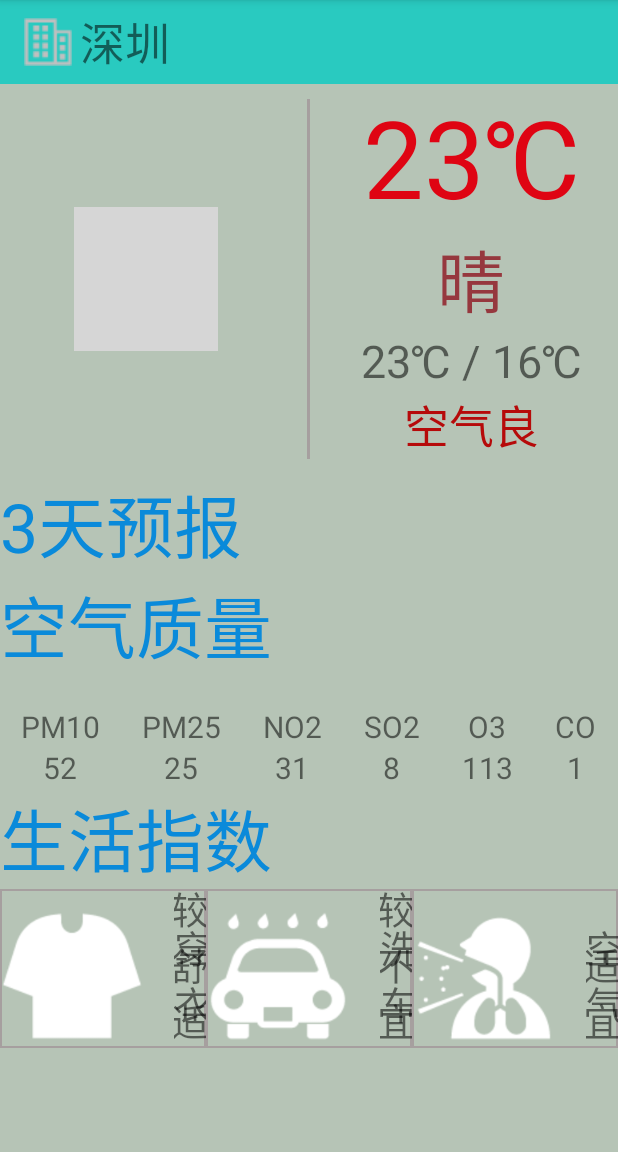
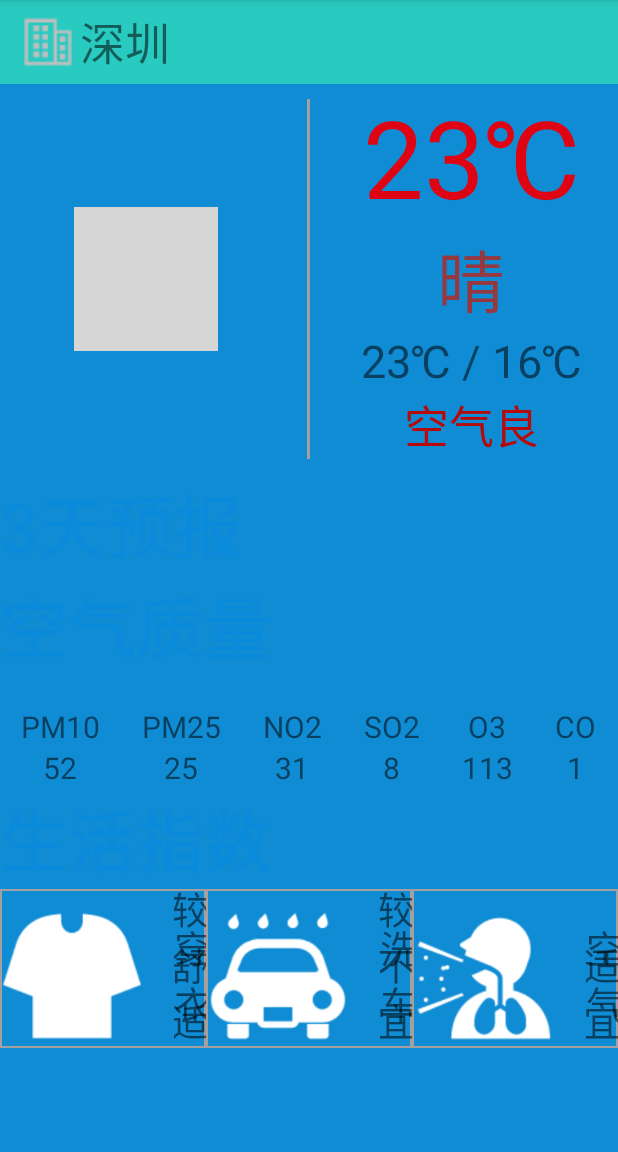
Before and after one commit to sqHayden/SmartSpeakDock, an Android app: the SwipeActivity screen opened directly, with no data from a screen before it, on a phone screen of 412 x 824 dp, the part 84-1236 px from its top. Run offline under Robolectric (Android 15) with nearby library versions, the phone set to English and light mode, and no system bars; Roboto replaces fonts that are not available here; 7 statements that could not run were skipped; grey boxes are pictures that could not be loaded.

Commit message:
Shopping cancel intentChrooser and modify weather ui and weather bug fix
Change-Id: Ia31975c04c83fd70e4bb25e5a6d7347e15542d4a

```diff
--- a/app/src/main/java/com/idx/smartspeakdock/Swipe/SwipeFragment.java
+++ b/app/src/main/java/com/idx/smartspeakdock/Swipe/SwipeFragment.java
@@ -124,7 +124,7 @@ public class SwipeFragment extends Fragment implements OnWeatherListener {
         mRefreshWeather.setOnRefreshListener(new SwipeRefreshLayout.OnRefreshListener() {
             @Override
             public void onRefresh() {
-                WeatherUtil.loadWeather(mCurrentCounty,SwipeFragment.this);
+                WeatherUtil.loadWeather(mCurrentCity,SwipeFragment.this);
                 WeatherUtil.loadWeatherAqi(mCurrentCity,SwipeFragment.this);
             }
         });
@@ -159,7 +159,7 @@ public class SwipeFragment extends Fragment implements OnWeatherListener {
             public void run() {
                 updateWeatherINfo(weather);
                 mRefreshWeather.setRefreshing(false);
-                mTitle.setText(mCurrentCounty);
+                mTitle.setText(mCurrentCity);
             }
         });
     }
@@ -232,12 +232,11 @@ public class SwipeFragment extends Fragment implements OnWeatherListener {
             loading();
            /* WeatherUtil.loadWeather(bdLocation.getCity(),SwipeFragment.this);
             WeatherUtil.loadWeatherAqi(bdLocation.getCity(),SwipeFragment.this);*/
-//            mCurrentCity=bdLocation.getCity();
-//            mCurrentCounty=bdLocation.getCountry();
-            Log.d(TAG, "onReceiveLocation: "+mCurrentCity+":"+mCurrentCounty);
-            WeatherUtil.loadWeather(mCurrentCounty,SwipeFragment.this);
+            mCurrentCity=bdLocation.getCity();
+            mCurrentCounty=bdLocation.getCountry();
+            Log.d(TAG, "onReceiveLocation: mCurrentCity = "+mCurrentCity+",mCurrentCounty = "+mCurrentCounty);
+            WeatherUtil.loadWeather(mCurrentCity,SwipeFragment.this);
             WeatherUtil.loadWeatherAqi(mCurrentCity,SwipeFragment.this);
-
         }
     }
 
--- a/app/src/main/res/layout-land/activity_weather.xml
+++ b/app/src/main/res/layout-land/activity_weather.xml
@@ -3,7 +3,7 @@
     xmlns:app="http://schemas.android.com/apk/res-auto"
     android:layout_width="match_parent"
     android:layout_height="match_parent"
-    android:background="#51245124"
+    android:background="#108cd4"
     android:orientation="vertical">
 
     <android.support.v4.widget.SwipeRefreshLayout
--- a/app/src/main/res/layout/activity_weather.xml
+++ b/app/src/main/res/layout/activity_weather.xml
@@ -3,7 +3,7 @@
     xmlns:app="http://schemas.android.com/apk/res-auto"
     android:layout_width="match_parent"
     android:layout_height="match_parent"
-    android:background="#51245124"
+    android:background="#108cd4"
     android:orientation="vertical">
 
     <android.support.v4.widget.SwipeRefreshLayout
--- a/app/src/main/res/values/strings.xml
+++ b/app/src/main/res/values/strings.xml
@@ -12,6 +12,10 @@
     <string name="map_title">BaiduMap</string>
     <string name="baiduAI_title">BaiduAIVoice</string>
     <string name="setting_title">Setting</string>
+    //shopping web loading
+    <string name="web_title_loading">Loading</string>
+    <string name="web_message_loading">Please wait...</string>
 
+    //weather loading
     <string name="get_weather_info_error">get weather info error</string>
 </resources>
```
Also changed, not shown: app/src/main/java/com/idx/smartspeakdock/Swipe/SwipeActivity.java (+9 -11 lines), app/src/main/java/com/idx/smartspeakdock/shopping/ShoppingFragment.java (added, +69 -0 lines), app/src/main/res/layout/fragment_shopping.xml (added, +9 -0 lines), 3 other files.
